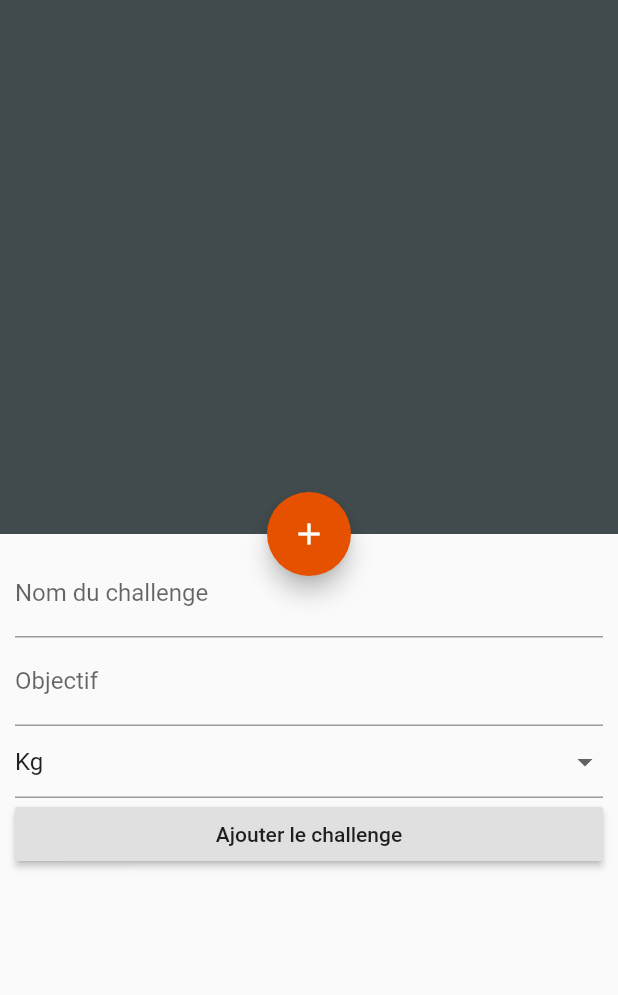
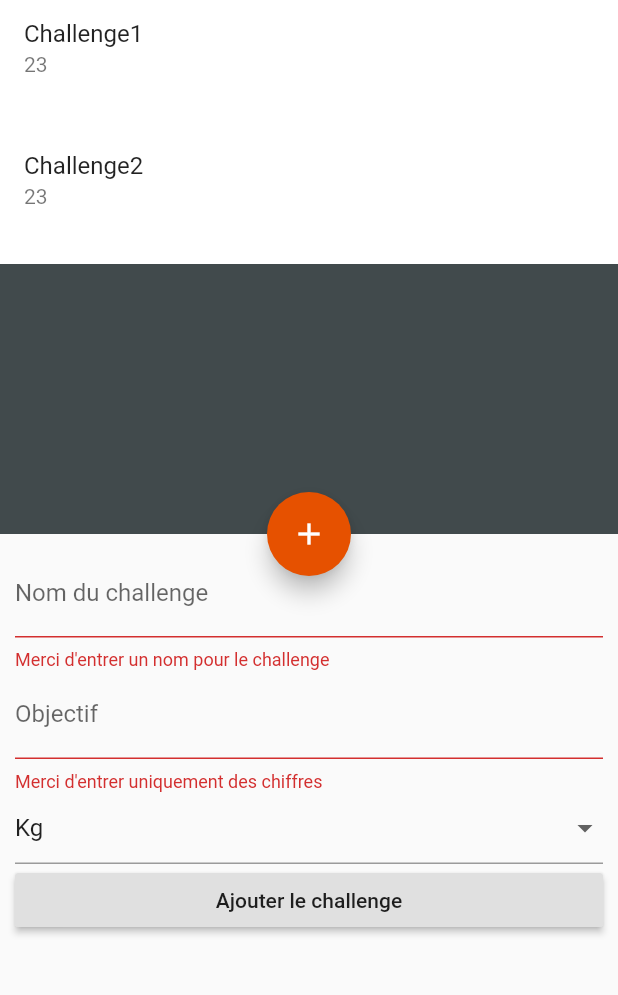
Before and after one commit to NOA-FASHION/IcanDoIt, a Flutter app: the screen it shows after launch, after a tap on the "add" icon, after a tap on "Ajouter le challenge", on a phone screen of 412 x 824 dp, the part 84-1079 px from its top. Run offline on Flutter 3.47's test engine with Material 2 defaults, Android fonts, the phone set to English and light mode, and no system bars.

Commit message:
Liste des chalenges et listbuilder

```diff
--- /dev/null
+++ b/icandoit/lib/screens/components/build_challenge_list.dart
@@ -0,0 +1,32 @@
+import 'package:flutter/material.dart';
+import 'package:icandoit/models/challenge_model.dart';
+
+class ChallengesListBuilder extends StatefulWidget {
+  ChallengesListBuilder({Key key}) : super(key: key);
+
+  @override
+  _ChallengesListBuilderState createState() => _ChallengesListBuilderState();
+}
+
+class _ChallengesListBuilderState extends State<ChallengesListBuilder> {
+  List<ChallengeModel> _challengesList = [
+    ChallengeModel(name: "Challenge1", target: 23, unity: unity_cahllenge.kg),
+    ChallengeModel(name: "Challenge2", target: 23, unity: unity_cahllenge.kg)
+  ];
+  @override
+  Widget build(BuildContext context) {
+    return ListView.builder(
+      itemCount: _challengesList.length,
+      itemBuilder: (context, index) {
+        return Container(
+          color: Colors.white,
+          child: ListTile(
+            title: Text(_challengesList[index].name),
+            subtitle: Text(_challengesList[index].target.toString()),
+            isThreeLine: true,
+          ),
+        );
+      },
+    );
+  }
+}
--- a/icandoit/lib/screens/home_screen.dart
+++ b/icandoit/lib/screens/home_screen.dart
@@ -1,4 +1,5 @@
 import 'package:flutter/material.dart';
+import 'package:icandoit/screens/components/build_challenge_list.dart';
 
 class Home extends StatefulWidget {
   @override
@@ -18,6 +19,7 @@ class _HomeState extends State<Home> {
           title: Text('ICanDoIt'),
           backgroundColor: Colors.transparent,
           elevation: 0.0),
+      body: ChallengesListBuilder(),
       backgroundColor: Color(0xff414a4c),
       floatingActionButtonLocation: FloatingActionButtonLocation.centerFloat,
       floatingActionButton: buildBottomSheet(),
@@ -48,8 +50,11 @@ class _HomeState extends State<Home> {
                         children: [
                           TextFormField(
                             validator: (value) {
+                              final RegExp checkReg = RegExp(r'^\D+$');
                               if (value.isEmpty) {
                                 return "Merci d'entrer un nom pour le challenge";
+                              } else if (!checkReg.hasMatch(value)) {
+                                return "$value";
                               }
                               return null;
                             },
@@ -86,7 +91,11 @@ class _HomeState extends State<Home> {
                             ],
                           ),
                           RaisedButton(
-                            onPressed: () {},
+                            onPressed: () {
+                              if (formKey.currentState.validate()) {
+                                // formKey.currentState.save();
+                              }
+                            },
                             child: Text("Ajouter le challenge"),
                           ),
                         ],
```
